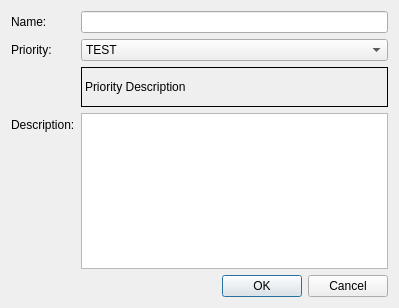
Above: src/pythonGui/karabogui/dialogs/config_save.ui from European-XFEL/Karabo before the change. Below: the same form after it.
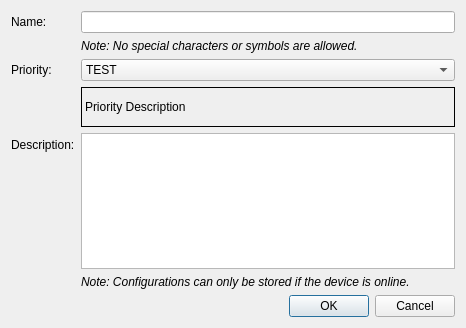
That is the form after the change.

Commit message: GUI: Prevent unnecessary request for config save when device is offline

Patch:
```diff
--- a/src/pythonGui/karabogui/dialogs/config_save.ui
+++ b/src/pythonGui/karabogui/dialogs/config_save.ui
@@ -6,8 +6,8 @@
    <rect>
     <x>0</x>
     <y>0</y>
-    <width>399</width>
-    <height>308</height>
+    <width>466</width>
+    <height>328</height>
    </rect>
   </property>
   <property name="windowTitle">
@@ -36,31 +36,14 @@
        </property>
       </widget>
      </item>
-     <item row="1" column="0">
+     <item row="2" column="0">
       <widget class="QLabel" name="label_priority">
        <property name="text">
         <string>Priority:</string>
        </property>
       </widget>
      </item>
-     <item row="3" column="0">
-      <widget class="QLabel" name="label_description">
-       <property name="text">
-        <string>Description:</string>
-       </property>
-      </widget>
-     </item>
-     <item row="3" column="1">
-      <widget class="QTextEdit" name="ui_description">
-       <property name="toolTip">
-        <string>The description for this configuration. Please leave your credentials!</string>
-       </property>
-       <property name="statusTip">
-        <string>The description for this configuration. Please leave your credentials!</string>
-       </property>
-      </widget>
-     </item>
-     <item row="1" column="1">
+     <item row="2" column="1">
       <widget class="QComboBox" name="ui_priority">
        <property name="currentIndex">
         <number>0</number>
@@ -82,7 +65,7 @@
        </item>
       </widget>
      </item>
-     <item row="2" column="1">
+     <item row="3" column="1">
       <widget class="QLabel" name="ui_priority_text">
        <property name="minimumSize">
         <size>
@@ -107,6 +90,53 @@
        </property>
       </widget>
      </item>
+     <item row="4" column="0">
+      <widget class="QLabel" name="label_description">
+       <property name="text">
+        <string>Description:</string>
+       </property>
+      </widget>
+     </item>
+     <item row="4" column="1">
+      <widget class="QTextEdit" name="ui_description">
+       <property name="toolTip">
+        <string>The description for this configuration. Please leave your credentials!</string>
+       </property>
+       <property name="statusTip">
+        <string>The description for this configuration. Please leave your credentials!</string>
+       </property>
+      </widget>
+     </item>
+     <item row="5" column="1">
+      <widget class="QLabel" name="note_online">
+       <property name="font">
+        <font>
+         <italic>true</italic>
+        </font>
+       </property>
+       <property name="text">
+        <string>Note: Configurations can only be stored if the device is online.</string>
+       </property>
+       <property name="wordWrap">
+        <bool>true</bool>
+       </property>
+      </widget>
+     </item>
+     <item row="1" column="1">
+      <widget class="QLabel" name="label">
+       <property name="font">
+        <font>
+         <italic>true</italic>
+        </font>
+       </property>
+       <property name="text">
+        <string>Note: No special characters or symbols are allowed.</string>
+       </property>
+       <property name="wordWrap">
+        <bool>true</bool>
+       </property>
+      </widget>
+     </item>
     </layout>
    </item>
    <item>
```
Left out of the diff: 2 changed lines with no effect on the pictures. The commit also changes 1 other file.
